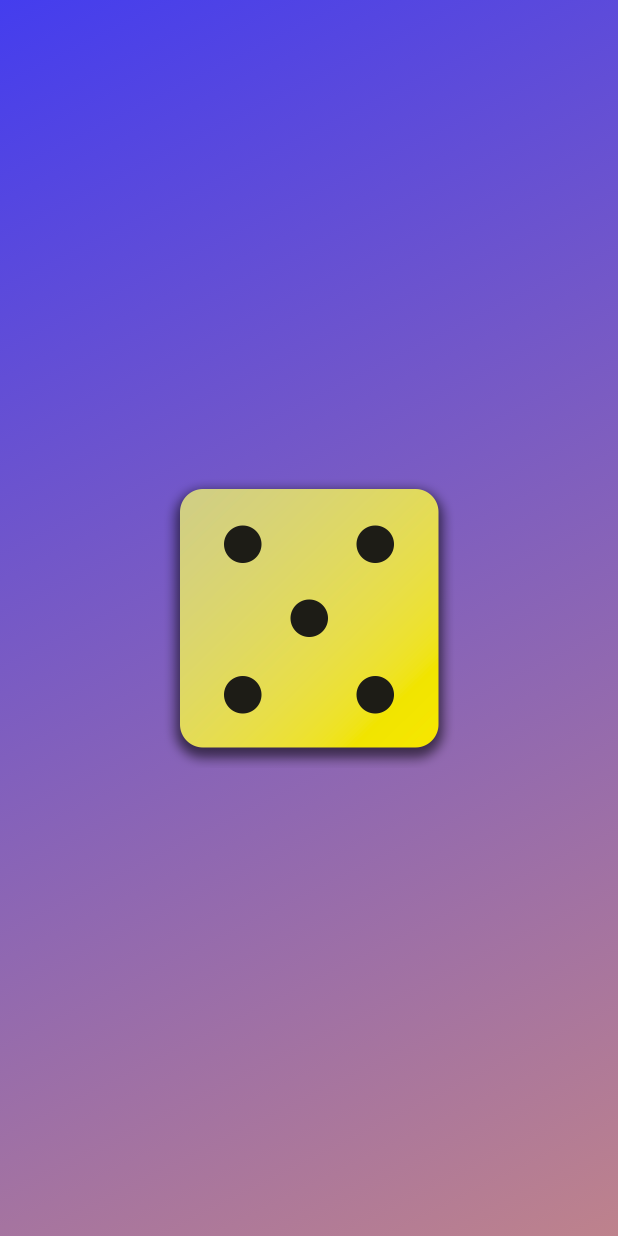
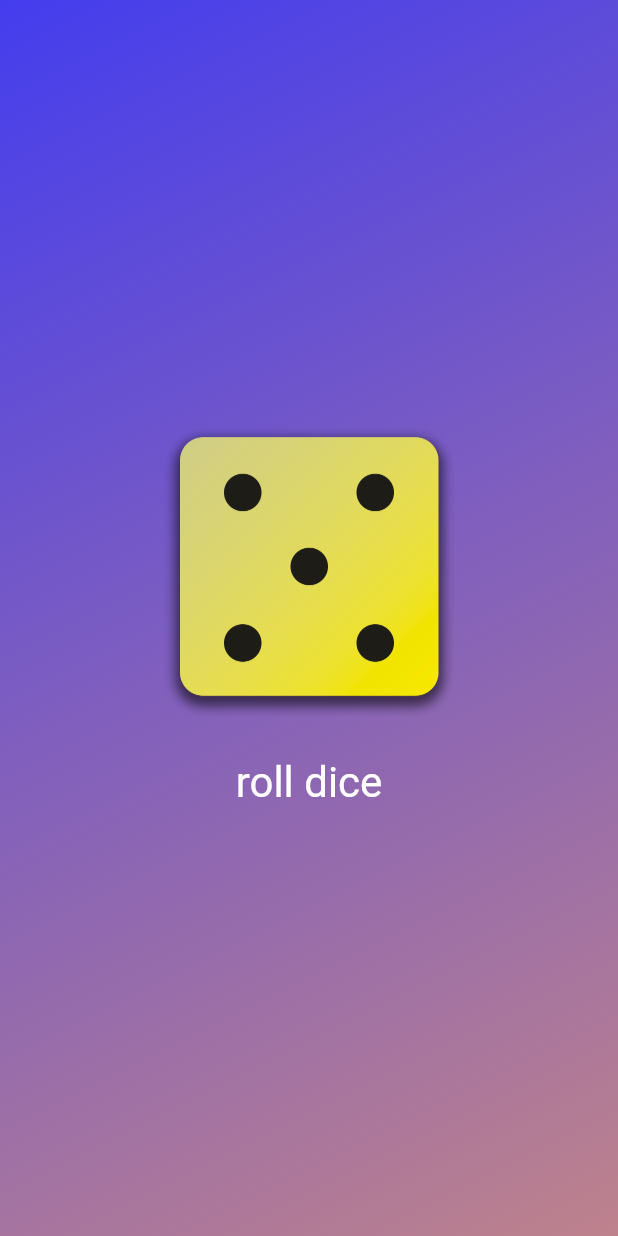
Before and after one commit to Vijay-Maramreddy/first_app, a Flutter app: the screen it shows after launch, on a phone screen of 412 x 824 dp. Run offline on Flutter 3.47's test engine with Material 2 defaults, Android fonts, the phone set to English and light mode, and no system bars.

Commit message:
Add a button to roll a dice which require Column() widget
Column() and row() can be used to place multiple child widgets next to each other

Rows()        Column()
________      |	| | |
________      | | | |
________      | | | |

by default Column() occupy entire availabke height but only width required by its content

Buttons:
flutter has 3 main buttons
1.ElevatedButton(onPressed: onPressed,child:child)  ---> it has bg color and slight shadow
2.OutlinedButton(onPressed: onPressed,child:child)  ---> no bg color but has border
3.TextButton(onPressed: onPressed,child:child)      ---> button with onlyy some pressable text

here (Onpressed: function(), child:'text to be displayed')

in place of function we can use anynomous function ie, (){//code to be executed} or create a function and use it

Styling of button  and working with padding

to resize the Columns() here we use mainAxisSize:MainAxisSize.min, inside Column() and above Children:[]

 And the text button can be styled by style:TextButton.___

 padding  is used to provide some gap between widget content and boundary

otherwize we can use SizedBox() widget which can contain some specified height and width and it can also have child widgets inside it but its size remain constant in any condition

```diff
--- a/lib/gradient_container.dart
+++ b/lib/gradient_container.dart
@@ -1,11 +1,15 @@
 import "package:flutter/material.dart";
-import "package:first_app/style_text.dart";
+//import "package:first_app/style_text.dart";
 var beginAlignment=Alignment.topLeft;
 var endAlignment=Alignment.bottomRight;
 class GradientContainer extends StatelessWidget{
   const GradientContainer(this.colors1,this.colors2,{super.key});
   final Color colors1;
   final Color colors2;
+  void rollDice()
+  {
+
+  }
   @override
   Widget build(context)
   {
@@ -18,7 +22,24 @@ class GradientContainer extends StatelessWidget{
           ),
         ),
         child: Center(
-          child:Image.asset('assets/images/dice-5.png',width: 200,),
+          child: Column(
+            mainAxisSize: MainAxisSize.min,
+            children:[
+              Image.asset('assets/images/dice-5.png',width: 200,),
+              const SizedBox(height:20),
+              TextButton(
+                onPressed: rollDice,
+                  style:TextButton.styleFrom(
+                    // padding:const EdgeInsets.only(top: 20,),
+                    foregroundColor: Colors.white,
+                    textStyle: const TextStyle(
+                    fontSize: 28
+                  ),),
+                  child: const Text('roll dice'),
+              )
+            ]
+
+          )
         )
 
     );
```
